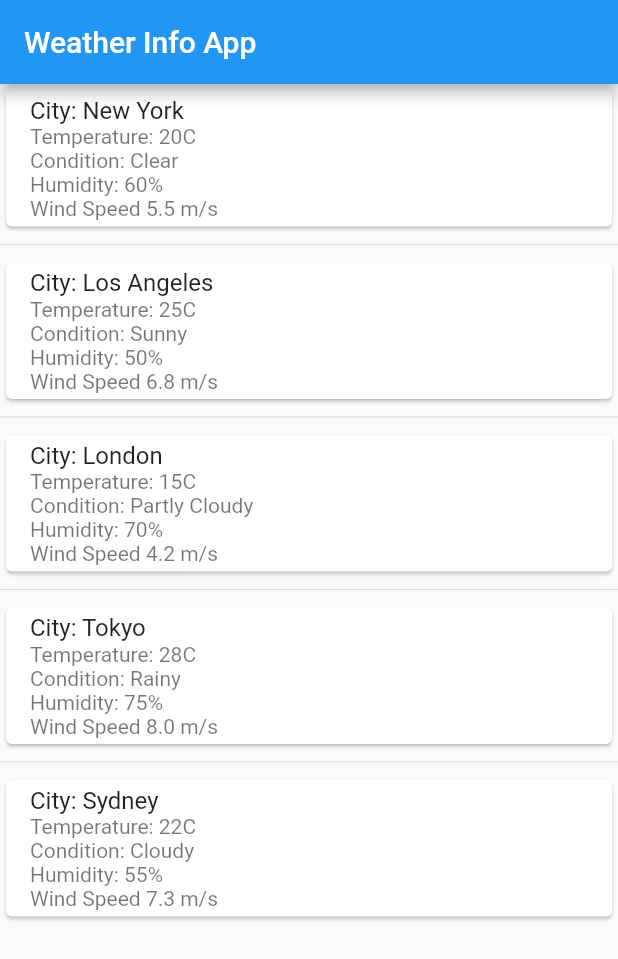
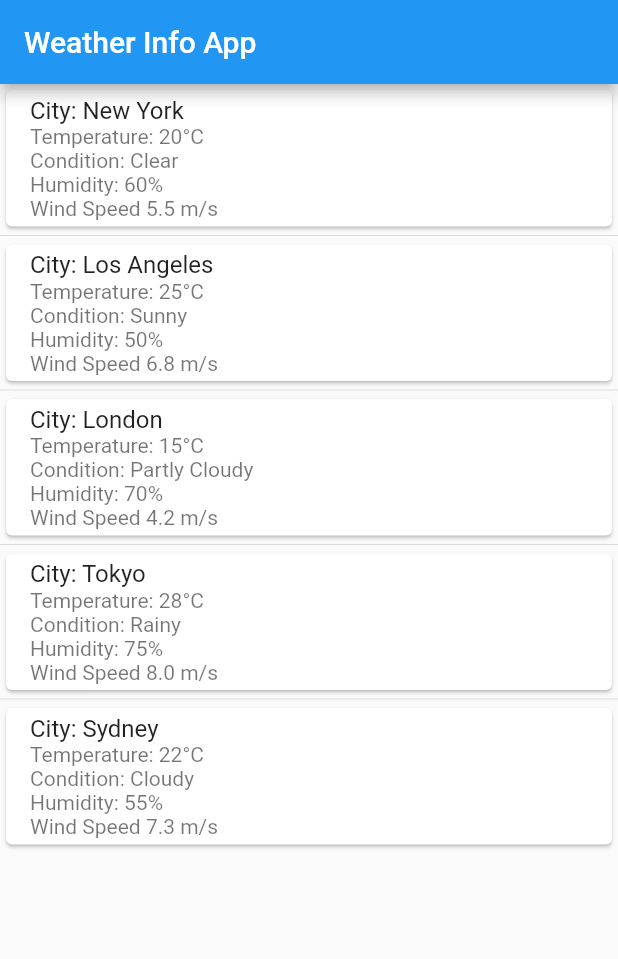
Before and after one commit to MrSohan10/Flutter-Live-Tests, a Flutter app: the screen it shows after launch, on a phone screen of 412 x 824 dp. Shown: the top 959 px of the screen. Run offline on Flutter 3.47's test engine with Material 2 defaults, Android fonts, the phone set to English and light mode, and no system bars.

Commit message:
live test 11 done

```diff
--- a/lib/screen/home_page.dart
+++ b/lib/screen/home_page.dart
@@ -61,7 +61,7 @@ class _HomePageState extends State<HomePage> {
               subtitle: Column(
                 crossAxisAlignment: CrossAxisAlignment.start,
                 children: [
-                  Text('Temperature: ${weatherInfo[index]["temperature"].toString()}C'),
+                  Text('Temperature: ${weatherInfo[index]["temperature"].toString()}°C'),
                   Text('Condition: ${weatherInfo[index]["condition"].toString()}'),
                   Text('Humidity: ${weatherInfo[index]["humidity"].toString()}%'),
                   Text('Wind Speed ${weatherInfo[index]["windSpeed"].toString()} m/s'),
@@ -70,7 +70,7 @@ class _HomePageState extends State<HomePage> {
             ),
           );
         },
-        separatorBuilder: (_, __) => Divider(),
+        separatorBuilder: (_, __) => Divider(height: 4,),
       ),
     );
   }
```
